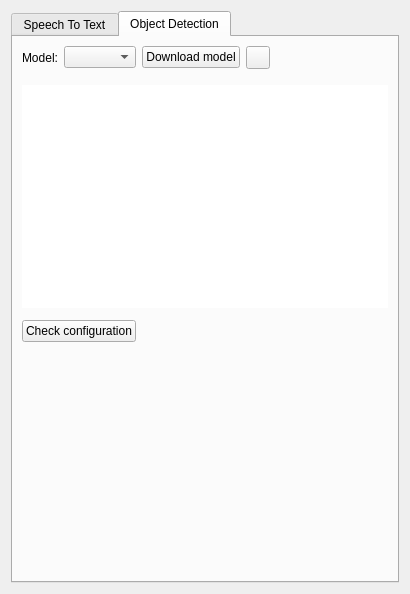
The window that src/ui/configspeech_ui.ui (KDE/kdenlive) describes before a commit, drawn with Qt 5.
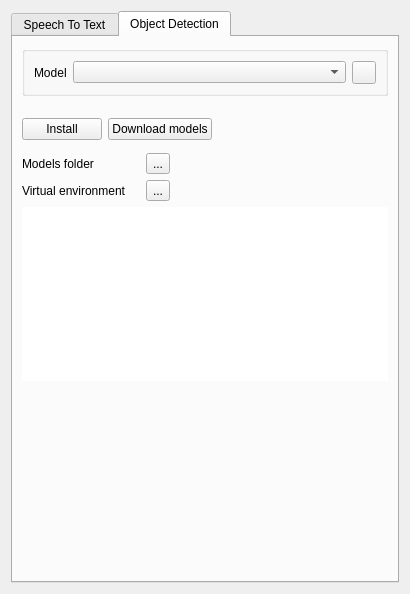
The same window after the commit. The open tabs and pages were chosen to show the change. Icons and pictures are not drawn. Custom widgets are drawn as their Qt base class.

Commit message: Various improvements for SAM install

Diff of the .ui file:
```diff
--- a/src/ui/configspeech_ui.ui
+++ b/src/ui/configspeech_ui.ui
@@ -20,7 +20,7 @@
     <verstretch>0</verstretch>
    </sizepolicy>
   </property>
-  <layout class="QGridLayout" name="gridLayout_3">
+  <layout class="QGridLayout" name="gridLayout_4">
    <item row="0" column="0">
     <widget class="QTabWidget" name="tabWidget">
      <property name="currentIndex">
@@ -469,15 +469,64 @@
       <attribute name="title">
        <string>Object Detection</string>
       </attribute>
-      <layout class="QGridLayout" name="gridLayout_4">
-       <item row="0" column="2">
-        <widget class="QPushButton" name="downloadSamButton">
+      <layout class="QGridLayout" name="gridLayout_3">
+       <item row="3" column="0">
+        <widget class="QLabel" name="sam_folder_label">
          <property name="text">
-          <string>Download model</string>
+          <string>Models folder</string>
          </property>
         </widget>
        </item>
-       <item row="4" column="1">
+       <item row="5" column="0" colspan="4">
+        <widget class="QPlainTextEdit" name="script_sam_log">
+         <property name="frameShape">
+          <enum>QFrame::Shape::NoFrame</enum>
+         </property>
+         <property name="undoRedoEnabled">
+          <bool>false</bool>
+         </property>
+         <property name="readOnly">
+          <bool>true</bool>
+         </property>
+        </widget>
+       </item>
+       <item row="0" column="0" colspan="4">
+        <widget class="QGroupBox" name="modelBox">
+         <property name="title">
+          <string/>
+         </property>
+         <property name="flat">
+          <bool>true</bool>
+         </property>
+         <layout class="QHBoxLayout" name="horizontalLayout_8">
+          <item>
+           <widget class="QLabel" name="label">
+            <property name="text">
+             <string>Model</string>
+            </property>
+           </widget>
+          </item>
+          <item>
+           <widget class="QComboBox" name="combo_sam_model">
+            <property name="sizePolicy">
+             <sizepolicy hsizetype="MinimumExpanding" vsizetype="Fixed">
+              <horstretch>0</horstretch>
+              <verstretch>0</verstretch>
+             </sizepolicy>
+            </property>
+           </widget>
+          </item>
+          <item>
+           <widget class="KContextualHelpButton" name="kcontextualhelpbutton">
+            <property name="contextualHelpText">
+             <string>Object Detection relies on SAM2 - &lt;a href=&quot;https://github.com/facebookresearch/sam2&quot;&gt;https://github.com/facebookresearch/sam2&lt;/a&gt;</string>
+            </property>
+           </widget>
+          </item>
+         </layout>
+        </widget>
+       </item>
+       <item row="6" column="3">
         <spacer name="verticalSpacer_2">
          <property name="orientation">
           <enum>Qt::Orientation::Vertical</enum>
@@ -490,49 +539,54 @@
          </property>
         </spacer>
        </item>
-       <item row="3" column="2" colspan="3">
-        <spacer name="horizontalSpacer_8">
-         <property name="orientation">
-          <enum>Qt::Orientation::Horizontal</enum>
-         </property>
-         <property name="sizeHint" stdset="0">
-          <size>
-           <width>183</width>
-           <height>35</height>
-          </size>
-         </property>
-        </spacer>
+       <item row="2" column="0" colspan="4">
+        <layout class="QHBoxLayout" name="horizontalLayout_7">
+         <item>
+          <widget class="QPushButton" name="check_config_sam">
+           <property name="toolTip">
+            <string>Check speech engine installation</string>
+           </property>
+           <property name="text">
+            <string>Install</string>
+           </property>
+           <property name="icon">
+            <iconset theme="download"/>
+           </property>
+          </widget>
+         </item>
+         <item>
+          <widget class="QPushButton" name="downloadSamButton">
+           <property name="text">
+            <string>Download models</string>
+           </property>
+          </widget>
+         </item>
+         <item>
+          <spacer name="horizontalSpacer_8">
+           <property name="orientation">
+            <enum>Qt::Orientation::Horizontal</enum>
+           </property>
+           <property name="sizeHint" stdset="0">
+            <size>
+             <width>183</width>
+             <height>35</height>
+            </size>
+           </property>
+          </spacer>
+         </item>
+        </layout>
        </item>
-       <item row="3" column="0" colspan="2">
-        <widget class="QPushButton" name="check_config_sam">
-         <property name="toolTip">
-          <string>Check speech engine installation</string>
-         </property>
+       <item row="3" column="1">
+        <widget class="QLabel" name="sam_model_size">
          <property name="text">
-          <string>Check configuration</string>
+          <string/>
          </property>
-         <property name="icon">
-          <iconset theme="view-refresh"/>
+         <property name="alignment">
+          <set>Qt::AlignmentFlag::AlignRight|Qt::AlignmentFlag::AlignTrailing|Qt::AlignmentFlag::AlignVCenter</set>
          </property>
         </widget>
        </item>
-       <item row="0" column="4">
-        <spacer name="horizontalSpacer_7">
-         <property name="orientation">
-          <enum>Qt::Orientation::Horizontal</enum>
-         </property>
-         <property name="sizeHint" stdset="0">
-          <size>
-           <width>39</width>
-           <height>20</height>
-          </size>
-         </property>
-        </spacer>
-       </item>
-       <item row="0" column="1">
-        <widget class="QComboBox" name="combo_sam_model"/>
-       </item>
-       <item row="1" column="0" colspan="5">
+       <item row="1" column="0" colspan="4">
         <layout class="QVBoxLayout" name="message_layout_sam">
          <property name="spacing">
           <number>0</number>
@@ -542,30 +596,72 @@
          </property>
         </layout>
        </item>
-       <item row="0" column="0">
-        <widget class="QLabel" name="label_6">
+       <item row="4" column="0">
+        <widget class="QLabel" name="sam_venv_label">
          <property name="text">
-          <string>Model:</string>
+          <string>Virtual environment</string>
          </property>
         </widget>
        </item>
-       <item row="2" column="0" colspan="5">
-        <widget class="QPlainTextEdit" name="script_sam_log">
-         <property name="frameShape">
-          <enum>QFrame::Shape::NoFrame</enum>
+       <item row="4" column="1">
+        <widget class="QLabel" name="sam_venv_size">
+         <property name="text">
+          <string/>
          </property>
-         <property name="undoRedoEnabled">
-          <bool>false</bool>
+         <property name="alignment">
+          <set>Qt::AlignmentFlag::AlignRight|Qt::AlignmentFlag::AlignTrailing|Qt::AlignmentFlag::AlignVCenter</set>
          </property>
-         <property name="readOnly">
-          <bool>true</bool>
+        </widget>
+       </item>
+       <item row="4" column="3">
+        <spacer name="horizontalSpacer_10">
+         <property name="orientation">
+          <enum>Qt::Orientation::Horizontal</enum>
          </property>
+         <property name="sizeHint" stdset="0">
+          <size>
+           <width>168</width>
+           <height>20</height>
+          </size>
+         </property>
+        </spacer>
+       </item>
+       <item row="3" column="3">
+        <spacer name="horizontalSpacer_9">
+         <property name="orientation">
+          <enum>Qt::Orientation::Horizontal</enum>
+         </property>
+         <property name="sizeHint" stdset="0">
+          <size>
+           <width>168</width>
+           <height>20</height>
+          </size>
+         </property>
+        </spacer>
+       </item>
+       <item row="4" column="2">
+        <widget class="QToolButton" name="deleteSamVenv">
+         <property name="toolTip">
+          <string>Delete the object detection module</string>
+         </property>
+         <property name="text">
+          <string>...</string>
+         </property>
+         <property name="icon">
+          <iconset theme="edit-delete"/>
+         </property>
         </widget>
        </item>
-       <item row="0" column="3">
-        <widget class="KContextualHelpButton" name="kcontextualhelpbutton">
-         <property name="contextualHelpText">
-          <string>Object Detection relies on SAM2 - &lt;a href=&quot;https://github.com/facebookresearch/sam2&quot;&gt;https://github.com/facebookresearch/sam2&lt;/a&gt;</string>
+       <item row="3" column="2">
+        <widget class="QToolButton" name="deleteSamModels">
+         <property name="toolTip">
+          <string>Delete the object detection models</string>
+         </property>
+         <property name="text">
+          <string>...</string>
+         </property>
+         <property name="icon">
+          <iconset theme="edit-delete"/>
          </property>
         </widget>
        </item>
```
The commit also changes 9 other files.
